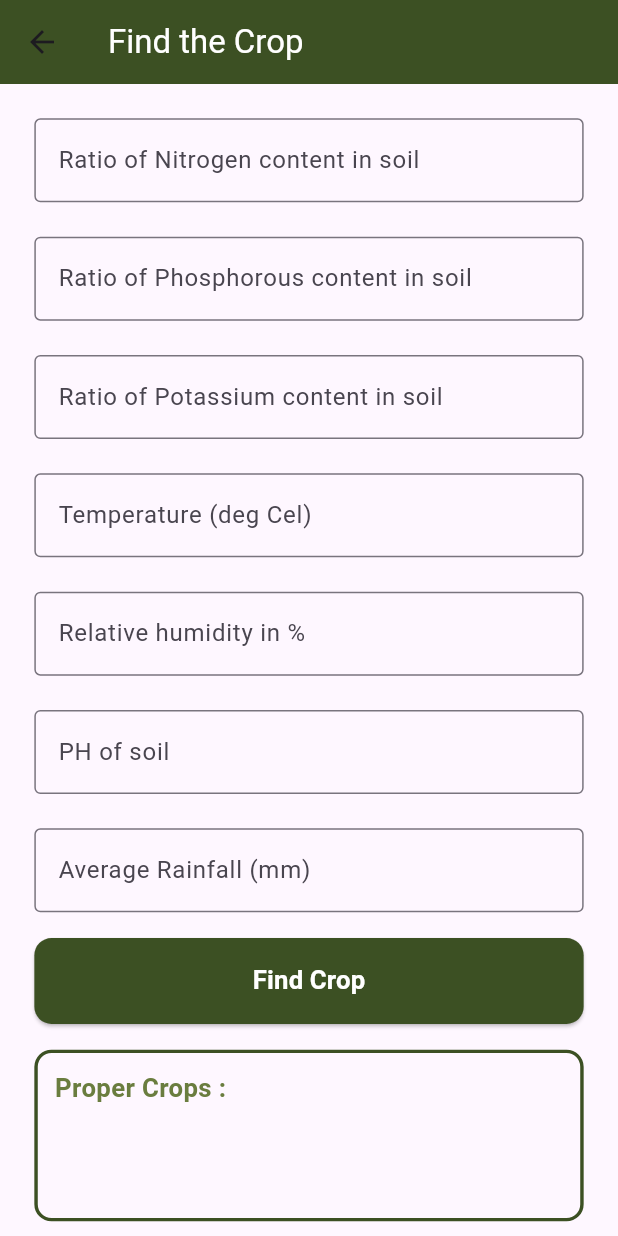
After one commit to AbinayanRatna/agri_app, a Flutter app: the screen it shows after launch, after a tap on "Find Crop", on a phone screen of 412 x 824 dp. The commit adds this screen. Run offline on Flutter 3.47's test engine with Material 3 defaults, Android fonts, the phone set to English and light mode, and no system bars; our stand-ins replace camera, carousel_slider, flutter_screenutil, flutter_svg; missing offline and left inert: tflite_flutter; Roboto replaces fonts that are missing (Quicksand).

Commit message:
crop finding phase 1

```diff
--- /dev/null
+++ b/lib/constants/diagnosis.dart
@@ -0,0 +1,3 @@
+import 'package:flutter/material.dart';
+
+const String diagnosis1 = "Get to hospital";
--- a/lib/main.dart
+++ b/lib/main.dart
@@ -1,5 +1,7 @@
+import 'package:agri_app/pages/cropfindingpage.dart';
 import 'package:agri_app/pages/homepage.dart';
 import 'package:agri_app/pages/loginpage.dart';
+import 'package:agri_app/pages/scannerscreen.dart';
 import 'package:flutter/material.dart';
 import 'package:flutter_screenutil/flutter_screenutil.dart';
 
@@ -13,15 +15,15 @@ class MyApp extends StatelessWidget {
   @override
   Widget build(BuildContext context) {
     return ScreenUtilInit(
-        designSize:  Size(375, 812), // Set according to your design specs
-        minTextAdapt: true, // Enable minimum text adaptation
+        designSize:  Size(375, 812),
+        minTextAdapt: true,
         splitScreenMode: true,
         builder: (_, child) {
           return MaterialApp(
             theme: ThemeData(
               fontFamily: 'Quicksand',
             ),
-            home: const Homescreen(),
+            home:  const Homescreen(),
           );
         }
     );
--- /dev/null
+++ b/lib/pages/crop_finding/classifier_crop_finding.dart
@@ -0,0 +1,53 @@
+import 'dart:typed_data';
+import 'package:tflite_flutter/tflite_flutter.dart';
+
+class CropRecommendationModel {
+  late Interpreter _interpreter;
+
+  CropRecommendationModel() {
+    _loadModel();
+  }
+
+  void _loadModel() async {
+    // Load the TFLite model
+    _interpreter = await Interpreter.fromAsset('assets/crop_recommendation_model.tflite');
+  }
+
+  String predictCrop(List<double> input) {
+    // Get input and output shapes
+    var inputShape = _interpreter.getInputTensor(0).shape; // E.g., [1, 7]
+    var outputShape = _interpreter.getOutputTensor(0).shape; // E.g., [1, number_of_classes]
+
+    // Ensure the input matches the model's input shape
+    if (input.length != inputShape[1]) {
+      throw Exception("Invalid input length: expected ${inputShape[1]} but got ${input.length}");
+    }
+
+    // Convert input to Float32List to match TensorFlow Lite requirements
+    var inputBuffer = Float32List.fromList(input);
+    var inputTensor = List.generate(inputShape[0], (_) => inputBuffer);
+
+    // Prepare the output buffer
+    var outputBuffer = List.generate(outputShape[0], (_) => List.filled(outputShape[1], 0.0));
+
+    // Run inference
+    _interpreter.run(inputTensor, outputBuffer);
+
+    // Decode the output (class probabilities)
+    List<double> outputList = outputBuffer[0];
+    int predictedIndex = outputList.indexWhere((element) => element == outputList.reduce((a, b) => a > b ? a : b));
+
+    // Map index back to crop names
+    List<String> cropLabels = [
+      "rice", "maize", "chickpea", "kidneybeans", "pigeonpeas", "mothbeans", "mungbean", "blackgram", "lentil",
+      "pomegranate", "banana", "mango", "grapes", "watermelon", "muskmelon", "apple", "orange", "papaya", "coconut",
+      "cotton", "jute", "coffee"
+    ];
+
+    if (predictedIndex < 0 || predictedIndex >= cropLabels.length) {
+      throw Exception("Prediction index out of range");
+    }
+
+    return cropLabels[predictedIndex];
+  }
+}
--- /dev/null
+++ b/lib/pages/cropfindingpage.dart
@@ -0,0 +1,282 @@
+import 'package:flutter/cupertino.dart';
+import 'package:flutter/material.dart';
+import 'package:flutter_screenutil/flutter_screenutil.dart';
+
+import '../constants/colors.dart';
+import 'crop_finding/classifier_crop_finding.dart';
+
+class CropFindingPage extends StatefulWidget {
+  const CropFindingPage({super.key});
+
+  @override
+  State<StatefulWidget> createState() => CropFindingPageState();
+}
+
+class CropFindingPageState extends State<CropFindingPage> {
+  final GlobalKey<FormState> _formKey = GlobalKey<FormState>();
+  final RegExp _numberRegex = RegExp(r'^(?:-?\d+|\d*\.\d+)$');
+  List<dynamic>? _output;
+  bool _loading=false;
+  List<double> inputs=[0,0,0,0,0,0,0];
+
+  String _prediction = "";
+  final CropRecommendationModel _model = CropRecommendationModel();
+  Future<void> _predictCrop(List<double> inputs) async{
+    showDialog(
+      context: context,
+      barrierDismissible: false,
+      builder: (BuildContext context) {
+        return const Center(
+          child: CircularProgressIndicator(
+            color: Colors.white,
+          ),
+        );
+      },
+    );
+    String result = _model.predictCrop(inputs);
+    print("result : $result");
+    print(inputs);
+    setState(() {
+      _prediction = result;
+    });
+    Navigator.of(context).pop();
+  }
+
+
+
+  @override
+  Widget build(BuildContext context) {
+    double width = MediaQuery.of(context).size.width;
+    double height = MediaQuery.of(context).size.height;
+    return Scaffold(
+      appBar: AppBar(
+        backgroundColor: primaryColor,
+        automaticallyImplyLeading: true,
+        title: const Text(
+          'Find the Crop',
+          style: TextStyle(color: Colors.white),
+        ),
+      ),
+      body: Form(
+        key: _formKey,
+        child: Container(
+          width: width,
+          height: height,
+          child: SingleChildScrollView(
+            scrollDirection: Axis.vertical,
+            child: Padding(
+              padding: EdgeInsets.all(20.w),
+              child: Column(
+                crossAxisAlignment: CrossAxisAlignment.start,
+                children: [
+                  TextFormField(
+                    onSaved: (value) {
+                      setState(() {
+                        inputs[0]=(double.parse(value!));
+                      });
+
+                    },
+                    validator: (value) {
+                      if (!_numberRegex.hasMatch(value!)) {
+                        return 'Invalid number format';
+                      }
+                      return value == "" ? "Required" : null;
+                    },
+                    decoration: const InputDecoration(
+                      labelText: "Ratio of Nitrogen content in soil",
+                      border: OutlineInputBorder(),
+                    ),
+                  ),
+                  Padding(
+                    padding: EdgeInsets.only(top: 20.w),
+                    child: TextFormField(
+                      onSaved: (value) {
+                        setState(() {
+                          inputs[1]=double.parse(value!);
+                        });
+
+                      },
+                      validator: (value) {
+                        if (!_numberRegex.hasMatch(value!)) {
+                          return 'Invalid number format';
+                        }
+                        return value == "" ? "Required" : null;
+                      },
+                      decoration: const InputDecoration(
+                        labelText: "Ratio of Phosphorous content in soil",
+                        border: OutlineInputBorder(),
+                      ),
+                    ),
+                  ),
+                  Padding(
+                    padding: EdgeInsets.only(top: 20.w),
+                    child: TextFormField(
+                      onSaved: (value) {
+                        setState(() {
+                          inputs[2]=double.parse(value!);
+                        });
+
+                      },
+                      validator: (value) {
+                        if (!_numberRegex.hasMatch(value!)) {
+                          return 'Invalid number format';
+                        }
+                        return value == "" ? "Required" : null;
+                      },
+                      decoration: const InputDecoration(
+                        labelText: "Ratio of Potassium content in soil",
+                        border: OutlineInputBorder(),
+                      ),
+                    ),
+                  ),
+                  Padding(
+                    padding: EdgeInsets.only(top: 20.w),
+                    child: TextFormField(
+                      onSaved: (value) {
+                        setState(() {
+                          inputs[3]=double.parse(value!);
+                        });
+
+                      },
+                      validator: (value) {
+                        if (!_numberRegex.hasMatch(value!)) {
+                          return 'Invalid number format';
+                        }
+                        return value == "" ? "Required" : null;
+                      },
+                      decoration: const InputDecoration(
+                        labelText: "Temperature (deg Cel)",
+                        border: OutlineInputBorder(),
+                      ),
+                    ),
+                  ),
+                  Padding(
+                    padding: EdgeInsets.only(top: 20.w),
+                    child: TextFormField(
+                      onSaved: (value) {
+                        setState(() {
+                          inputs[4]=double.parse(value!);
+                        });
+
+                      },
+                      validator: (value) {
+                        if (!_numberRegex.hasMatch(value!)) {
+                          return 'Invalid number format';
+                        }
+                        return value == "" ? "Required" : null;
+                      },
+                      decoration: const InputDecoration(
+                        labelText: "Relative humidity in %",
+                        border: OutlineInputBorder(),
+                      ),
+                    ),
+                  ),
+                  Padding(
+                    padding: EdgeInsets.only(top: 20.w),
+                    child: TextFormField(
+                      onSaved: (value) {
+                        setState(() {
+                          inputs[5]=double.parse(value!);
+                        });
+
+                      },
+                      validator: (value) {
+                        if (!_numberRegex.hasMatch(value!)) {
+                          return 'Invalid number format';
+                        }
+                        return value == "" ? "Required" : null;
+                      },
+                      decoration: const InputDecoration(
+                        labelText: "PH of soil",
+                        border: OutlineInputBorder(),
+                      ),
+                    ),
+                  ),
+                  Padding(
+                    padding: EdgeInsets.only(top: 20.w),
+                    child: TextFormField(
+                      onSaved: (value) {
+                        setState(() {
+                          inputs[6]=double.parse(value!);
+                        });
+
+                      },
+                      validator: (value) {
+                        if (!_numberRegex.hasMatch(value!)) {
+                          return 'Invalid number format';
+                        }
+                        return value == "" ? "Required" : null;
+                      },
+                      decoration: const InputDecoration(
+                        labelText: "Average Rainfall (mm)",
+                        border: OutlineInputBorder(),
+                      ),
+                    ),
+                  ),
+                  Padding(
+                    padding:  EdgeInsets.only(top:15.w),
+                    child: ElevatedButton(
+                      onPressed: () async {
+                        if(_formKey.currentState!.validate()){
+                          _formKey.currentState!.save();
+
+                          await _predictCrop(inputs);
+
+                        }
+                      },
+                      style: ElevatedButton.styleFrom(
+                        fixedSize: Size(width, 50.w),
+                        backgroundColor: primaryColor,
+                        shape: RoundedRectangleBorder(borderRadius: BorderRadius.all(Radius.circular(10.w)))
+                      ),
+                      child: Center(
+                        child: Text(
+                          "Find Crop",style: TextStyle(color: Colors.white,fontWeight: FontWeight.bold,fontSize: 15.sp),
+                        ),
+                      ),
+                    ),
+                  ),
+                  Padding(
+                    padding:  EdgeInsets.only(top:15.w),
+                    child: Container(
+                      width: width,
+                      height: 100.w,
+                      decoration:  BoxDecoration(
+                          borderRadius: BorderRadius.all(Radius.circular(10.w)),
+                          border: Border.all(color:primaryColor,width: 2.w )
+                      ),
+                      child: Column(
+                        crossAxisAlignment: CrossAxisAlignment.start,
+                        children: [
+                          Padding(
+                            padding: EdgeInsets.all(10.w),
+                            child: Text(
+                              "Proper Crops : ",
+                              style: TextStyle(
+                                  color: primaryColorLowOpacity,
+                                  fontWeight: FontWeight.bold,
+                                  fontSize: 15.sp),
+                            ),
+                          ),
+                          Center(
+                            child: Text(
+                              _prediction!=null?"$_prediction":"No Crops Found",
+                              style: TextStyle(
+                                  color: primaryColor,
+                                  fontWeight: FontWeight.bold,
+                                  fontSize: 15.sp),
+                            ),
+                          ),
+                        ],
+                      ),
+                    ),
+                  ),
+                ],
+              ),
+            ),
+          ),
+        ),
+      ),
+    );
+  }
+}
--- a/lib/pages/homepage.dart
+++ b/lib/pages/homepage.dart
@@ -1,11 +1,13 @@
 import 'dart:ui';
 import 'package:agri_app/pages/loginpage.dart';
+import 'package:agri_app/pages/scannerscreen.dart';
 import 'package:flutter/material.dart';
 import 'package:carousel_slider/carousel_slider.dart';
 import 'package:flutter_screenutil/flutter_screenutil.dart';
 import 'package:flutter_svg/flutter_svg.dart';
 
 import '../constants/colors.dart';
+import 'cropfindingpage.dart';
 
 class Homescreen extends StatefulWidget {
 
@@ -82,45 +84,6 @@ class HomescreenState extends State<Homescreen> {
       ),
     ),
   ];
-
-  // Future<void> getPrescriptionFromFirebase() async {
-  //   medicineBox.clear();
-  //   DatabaseEvent medicineEvent = await dbRefMedicine.once();
-  //   DataSnapshot medicineSnapshot = medicineEvent.snapshot;
-  //   if (medicineSnapshot.value != null) {
-  //     Map<dynamic, dynamic> medicines = medicineSnapshot.value as Map<dynamic, dynamic>;
-  //     medicines.forEach((key, value) async {
-  //       // Use null-aware operators to safely access the fields
-  //       setState(()  {
-  //         medicineName = value['medicine_name'] ?? 'Unknown';
-  //         brandName = value['brand_name'] ?? 'Unknown';
-  //         dosage = value['dosage'] ?? 'Not specified';
-  //         refill = value['refill_time'] ?? 'Not specified';
-  //         frequency = value['frequency'] ?? 'Not specified';
-  //         route = value['route'] ?? 'Not specified';
-  //         intakeTime = value['intake_time'] ?? 'Not specified';
-  //         duration = value['duration'] ?? 'Not specified';
-  //
-  //         Medicine medicineDet =Medicine(
-  //             medicineName: medicineName,
-  //             brandName: brandName,
-  //             dosage: dosage,
-  //             frequency: frequency,
-  //             intakeTime: intakeTime,
-  //             route: route,
-  //             duration: duration,
-  //             refillTimes: refill);
-  //         medicineBox.add(medicineDet);
-  //       });
-  //     });
-  //
-  //   }
-  //   setState(() {
-  //     syncAvailable='no';
-  //   });
-  //
-  // }
-
 
   @override
   Widget build(BuildContext context) {
@@ -265,6 +228,7 @@ class HomescreenState extends State<Homescreen> {
                             children: [
                               InkWell(
                                 onTap: () {
+                                  Navigator.push(context, MaterialPageRoute(builder: (context)=>ScannerScreen()));
                                 },
                                 child: Container(
                                   decoration: BoxDecoration(
@@ -296,10 +260,10 @@ class HomescreenState extends State<Homescreen> {
                                       Padding(
                                           padding: EdgeInsets.only(
                                               top: 20.w, bottom: 10.w),
-                                          child: Icon(Icons.edit_calendar_sharp,color: Colors.white,size: 55.w,)),
+                                          child: Icon(Icons.find_replace,color: Colors.white,size: 55.w,)),
                                       Center(
                                           child: Text(
-                                            "Prescribe",
+                                            "Disease",
                                             style: TextStyle(
                                                 fontWeight: FontWeight.bold,
                                                 fontSize: 18.sp,
@@ -358,7 +322,7 @@ class HomescreenState extends State<Homescreen> {
                               ),
                               InkWell(
                                 onTap: () {
-
+                                  Navigator.push(context, MaterialPageRoute(builder: (context)=>const CropFindingPage()));
                                 },
                                 child: Container(
                                     decoration: BoxDecoration(
@@ -394,7 +358,7 @@ class HomescreenState extends State<Homescreen> {
                                         ),
                                         Center(
                                             child: Text(
-                                              "History",
+                                              "Find Crop",
                                               style: TextStyle(
                                                 fontWeight: FontWeight.bold,
                                                 fontSize: 18.sp,
--- a/pubspec.yaml
+++ b/pubspec.yaml
@@ -38,6 +38,9 @@ dependencies:
   flutter_screenutil: ^5.9.3
   flutter_svg: ^2.0.16
   carousel_slider: ^5.0.0
+  tflite_flutter: ^0.11.0
+  camera: ^0.11.0+2
+  image: ^4.4.0
 
 dev_dependencies:
   flutter_test:
```
Also changed, not shown: lib/pages/crop_finding/classes_crop_finding.dart (added, +53 -0 lines), lib/pages/disease/classes_disease.dart (added, +16 -0 lines), lib/pages/disease/classifier_disease.dart (added, +70 -0 lines), lib/pages/disease/imageutils.dart (added, +49 -0 lines), lib/pages/scannerscreen.dart (added, +143 -0 lines), pubspec.lock, 4 other files.
